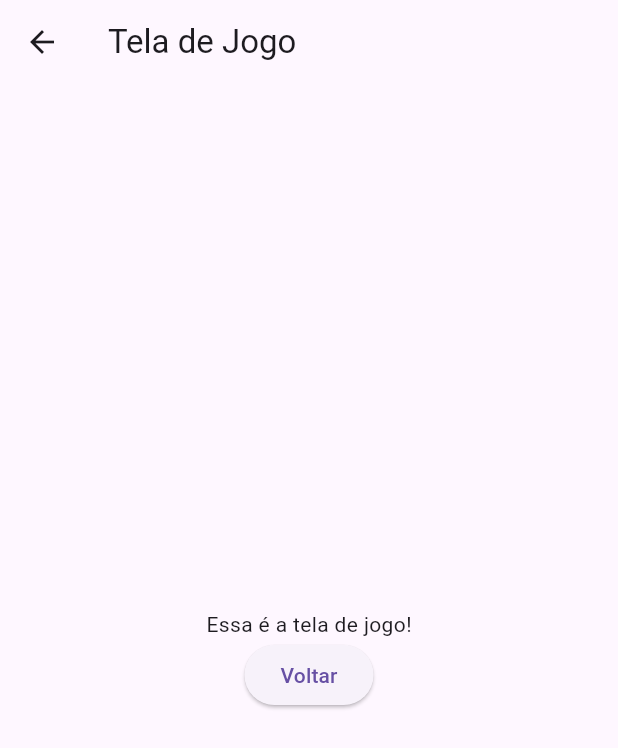
After one commit to brendosousa/app-flutter, a Flutter app: the screen it shows after launch, after a tap on "Ir para a próxima página", on a phone screen of 412 x 824 dp. The commit adds this screen. Shown: the top 748 px of the screen. Run offline on Flutter 3.47's test engine with Material 3 defaults, Android fonts, the phone set to English and light mode, and no system bars.

Commit message:
Add nova página

```diff
--- /dev/null
+++ b/meu_primeiro_app/lib/pages/other_page.dart
@@ -0,0 +1,31 @@
+import 'package:flutter/material.dart';
+
+class TelaJogar extends StatefulWidget {
+  @override
+  _TelaJogarState createState() => _TelaJogarState();
+}
+
+class _TelaJogarState extends State<TelaJogar> {
+  @override
+  Widget build(BuildContext context) {
+    return Scaffold(
+      appBar: AppBar(
+        title: Text('Tela de Jogo'),
+      ),
+      body: Center(
+        child: Column(
+          mainAxisAlignment: MainAxisAlignment.center,
+          children: <Widget>[
+            Text('Essa é a tela de jogo!'),
+            ElevatedButton(
+              onPressed: () {
+                Navigator.pop(context);
+              },
+              child: Text('Voltar'),
+            ),
+          ],
+        ),
+      ),
+    );
+  }
+}
--- a/meu_primeiro_app/lib/pages/second_page.dart
+++ b/meu_primeiro_app/lib/pages/second_page.dart
@@ -1,4 +1,5 @@
 import 'package:flutter/material.dart';
+import 'package:meu_primeiro_app/pages/other_page.dart';
 
 //Aqui é criado o app
 class TelaInicial extends StatefulWidget {
@@ -27,6 +28,11 @@ class _TelaInicialState extends State<TelaInicial> {
     });
   }
 
+  void _mudar() {
+    Navigator.push(
+        context, MaterialPageRoute(builder: (context) => TelaJogar()));
+  }
+
   @override
   Widget build(BuildContext context) {
     return Scaffold(
@@ -39,8 +45,13 @@ class _TelaInicialState extends State<TelaInicial> {
               '$_counter',
               style: Theme.of(context).textTheme.headlineMedium,
             ),
+            TextButton(
+                onPressed: () { _mudar();},
+                child: Text('Ir para a próxima página'),
+            )
           ]
         )),
+
       floatingActionButton: Row(
         mainAxisAlignment: MainAxisAlignment.end,
         children: <Widget>[
@@ -59,7 +70,6 @@ class _TelaInicialState extends State<TelaInicial> {
           ),
         ],
       ),
-
     );
 
   }
```
